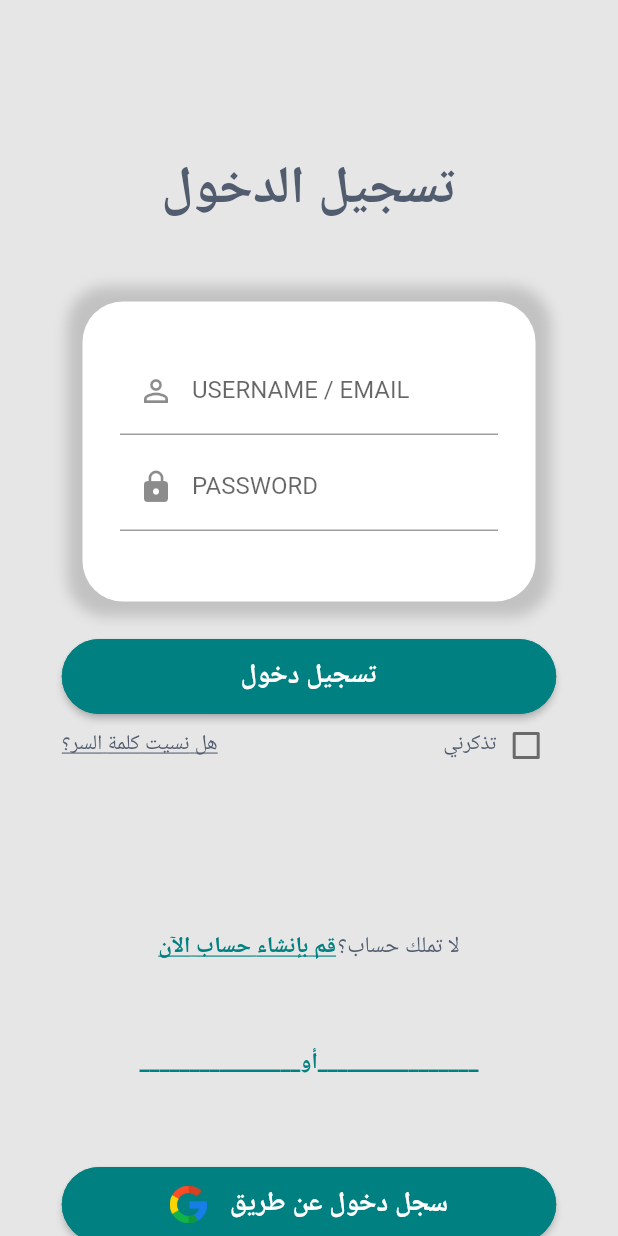
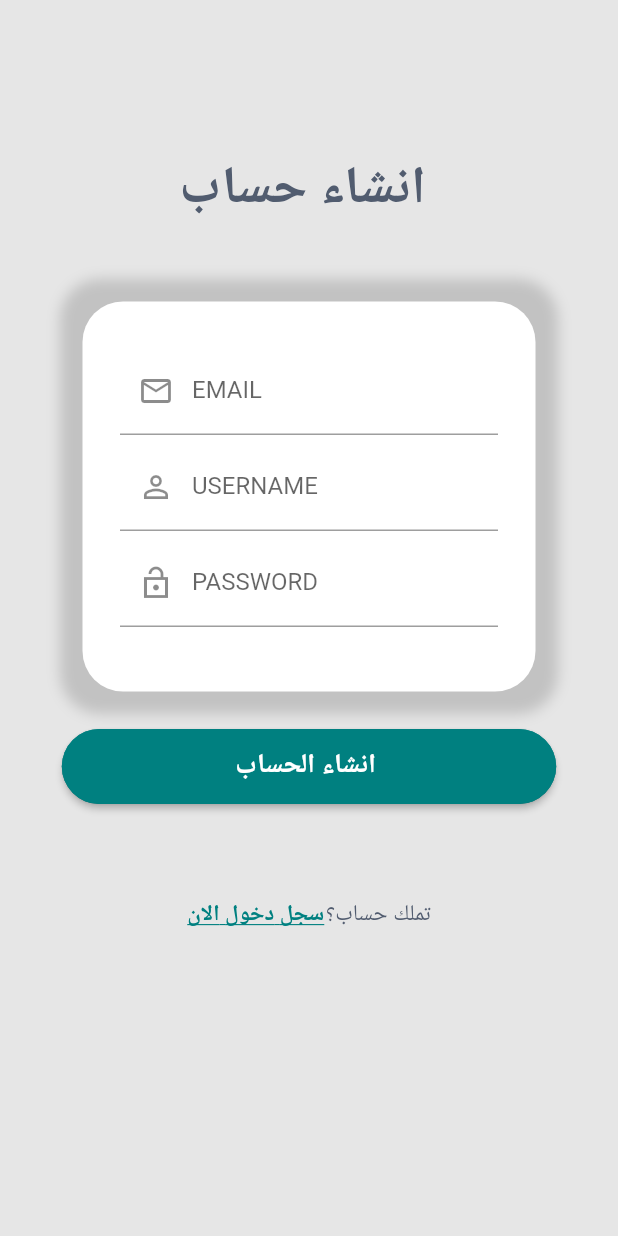
Before and after one commit to sariatahan/estore2, a Flutter app: the screen it shows after launch, after a tap on "قم بإنشاء حساب الآن", on a phone screen of 412 x 824 dp. Run offline on Flutter 3.47's test engine with Material 2 defaults, Android fonts, the light colour scheme and no system bars; our stand-ins replace flutter_signin_button, google_fonts; Roboto replaces fonts that are missing (Almarai).

Commit message:
commit 2

```diff
--- a/lib/log in.dart
+++ b/lib/Registrations/log in.dart
@@ -1,9 +1,7 @@
 import 'package:flutter/material.dart';
 import 'package:google_fonts/google_fonts.dart';
+import 'package:estore2/Registrations/sign_up.dart';
 import 'package:flutter_signin_button/flutter_signin_button.dart';
-
-
-
 
 class login extends StatefulWidget {
   static const String id = 'Login';
@@ -24,7 +22,7 @@ class _loginState extends State<login> {
     Size size = MediaQuery.of(context).size;
     return Scaffold(
       backgroundColor: Color(0xFFE6E6E6),
-      body:SingleChildScrollView(
+      body: SingleChildScrollView(
         child: Container(
           height: size.height,
           width: size.width,
@@ -146,7 +144,7 @@ class _loginState extends State<login> {
                               });
                             },
                             materialTapTargetSize:
-                            MaterialTapTargetSize.shrinkWrap,
+                                MaterialTapTargetSize.shrinkWrap,
                           ),
                         ),
                       ],
@@ -168,7 +166,9 @@ class _loginState extends State<login> {
                             child: Container(
                               padding: EdgeInsets.only(right: 1),
                               child: InkWell(
-                                onTap: () {},
+                                onTap: () {
+                                  Navigator.pushNamed(context, SignupPage.id);
+                                },
                                 child: Text(
                                   'قم بإنشاء حساب الآن',
                                   style: GoogleFonts.almarai(
@@ -201,7 +201,7 @@ class _loginState extends State<login> {
                           '________________',
                           style: TextStyle(
                             color: Color(0xFF008080),
-                            fontSize:15.0,
+                            fontSize: 15.0,
                             fontWeight: FontWeight.bold,
                           ),
                         ),
@@ -266,7 +266,6 @@ class _loginState extends State<login> {
                   ),
                 ),
               ),
-
             ],
           ),
         ),
--- /dev/null
+++ b/lib/Registrations/sign_up.dart
@@ -0,0 +1,163 @@
+import 'package:flutter/material.dart';
+import 'package:google_fonts/google_fonts.dart';
+
+class SignupPage extends StatelessWidget {
+  static const String id = 'signup_page';
+
+  final TextEditingController _emailController = TextEditingController();
+  final TextEditingController _passwordController = TextEditingController();
+
+  @override
+  Widget build(BuildContext context) {
+    Size size = MediaQuery.of(context).size;
+    return Scaffold(
+      backgroundColor: Color(0xFFE6E6E6),
+      body: SingleChildScrollView(
+        child: Container(
+          height: size.height,
+          width: size.width,
+          padding: EdgeInsets.symmetric(horizontal: 30),
+          child: Column(
+            children: [
+              Container(
+                child: Text(
+                  'انشاء حساب ',
+                  style: GoogleFonts.almarai(
+                    height: 5,
+                    fontSize: 35.0,
+                    fontWeight: FontWeight.bold,
+                    color: const Color(0xFF515C6F),
+                  ),
+                ),
+              ),
+              Container(
+                height: 260,
+                width: size.width * 0.8,
+                margin: EdgeInsets.all(25.0),
+                padding: EdgeInsets.all(25.0),
+                decoration: BoxDecoration(
+                  color: Colors.white,
+                  borderRadius: BorderRadius.circular(27.0),
+                  boxShadow: [
+                    BoxShadow(
+                      color: Colors.grey.withOpacity(0.5),
+                      spreadRadius: 15,
+                      blurRadius: 7,
+                    ),
+                  ],
+                ),
+                child:  Column(
+                  mainAxisSize: MainAxisSize.min,
+                  children: [
+                    SizedBox(height: 5.0),
+                    TextField(
+                      controller: _emailController,
+                      decoration: InputDecoration(
+                        labelText: 'EMAIL',
+                        prefixIcon: Icon(
+                          Icons.email_outlined
+                        ),
+                      ),
+                    ),
+                    SizedBox(height: 5.0),
+                    TextField(
+                      controller: _passwordController,
+                      obscureText: true,
+                      decoration: InputDecoration(
+                        labelText: 'USERNAME',
+                        prefixIcon: Icon(
+                          Icons.person_outline_outlined,
+                        ),
+                      ),
+                    ),
+                    SizedBox(height: 5.0),
+                    TextField(
+                      controller: _passwordController,
+                      obscureText: true,
+                      decoration: InputDecoration(
+                        labelText: 'PASSWORD',
+                        prefixIcon: Icon(
+                          Icons.lock_open_sharp
+                        ),
+                      ),
+                    ),
+                  ],
+                ),
+              ),
+              Container(
+                width: size.width * 0.8,
+                height: 50,
+                decoration: BoxDecoration(
+                  color: Color(0xFF008080),
+                  borderRadius: BorderRadius.circular(25.0),
+                ),
+                child: ElevatedButton(
+                  onPressed: () {},
+                  child: Text(
+                    'انشاء الحساب ',
+                    style: TextStyle(
+                      color: Colors.white,
+                      fontWeight: FontWeight.bold,
+                      fontSize: 18.0,
+
+                    ),
+                  ),
+                  style: ElevatedButton.styleFrom(
+                    primary: Color(0xFF008080),
+                    shape: RoundedRectangleBorder(
+                      borderRadius: BorderRadius.circular(65.0),
+                    ),
+                  ),
+                ),
+              ),
+              Container(
+                padding: EdgeInsets.symmetric(vertical: 10.0),
+                child: Column(
+                  children: [
+                    Container(
+                      height: 130,
+                      child: Row(
+                        mainAxisAlignment: MainAxisAlignment.center,
+                        children: [
+                          Flexible(
+                            child: Container(
+                              padding: EdgeInsets.only(right: 1),
+                              child: InkWell(
+                                onTap: () {
+                                  Navigator.pushNamed(context, SignupPage.id);
+
+                                },
+                                child: Text(
+                                  'سجل دخول الان',
+                                  style: GoogleFonts.almarai(
+                                    height: 1,
+                                    fontSize: 15.0,
+                                    fontWeight: FontWeight.bold,
+                                    color: const Color(0xFF008080),
+                                    decoration: TextDecoration.underline,
+                                  ),
+                                ),
+                              ),
+                            ),
+                          ),
+                          Text(
+                            'تملك حساب؟',
+                            style: GoogleFonts.almarai(
+                              height: 1,
+                              fontSize: 15.0,
+                              color: const Color(0xFF515C6F),
+                            ),
+                          ),
+                        ],
+                      ),
+                    ),
+                  ],
+                ),
+              ),
+            ],
+          ),
+        ),
+      ),
+    );
+  }
+}
--- a/lib/login.dart
+++ /dev/null
@@ -1 +0,0 @@
-// TODO Implement this library.
--- a/lib/main.dart
+++ b/lib/main.dart
@@ -1,6 +1,6 @@
-import 'package:estore2/log%20in.dart';
+import 'package:estore2/Registrations/log in.dart';
 import 'package:flutter/material.dart';
-
+import 'package:estore2/Registrations/sign_up.dart';
 
 void main() {
   runApp(MyApp());
@@ -10,8 +10,8 @@ class MyApp extends StatelessWidget {
   @override
   Widget build(BuildContext context) {
     return MaterialApp(initialRoute: login.id, routes: {
-    login.id:(context)=>login(),
-
+      login.id: (context) => login(),
+      SignupPage.id: (context) => SignupPage(),
     });
   }
 }
```
